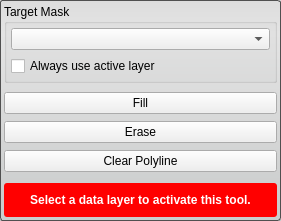
Qt form Interface/ToolInterface/PolylineToolInterface.ui (jessdtate/Seg3D) before a commit.
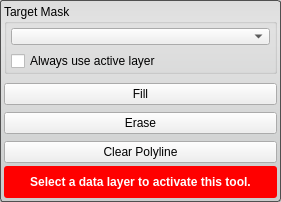
The same form after that commit. Custom widgets are drawn as their Qt base class.

Commit message: updates to the Cmake files to remove warnings on Externals updated the SingleTargetTool so that it can handle setting the validity properly for tools and filters that have more than one required combobox. updated all the tool and filter UI's

Patch:
```diff
--- a/Interface/ToolInterface/PolylineToolInterface.ui
+++ b/Interface/ToolInterface/PolylineToolInterface.ui
@@ -7,7 +7,7 @@
     <x>0</x>
     <y>0</y>
     <width>281</width>
-    <height>221</height>
+    <height>202</height>
    </rect>
   </property>
   <property name="sizePolicy">
@@ -47,6 +47,18 @@
    </property>
    <item>
     <widget class="QGroupBox" name="target_groupbox_">
+     <property name="minimumSize">
+      <size>
+       <width>0</width>
+       <height>70</height>
+      </size>
+     </property>
+     <property name="maximumSize">
+      <size>
+       <width>16777215</width>
+       <height>70</height>
+      </size>
+     </property>
      <property name="title">
       <string>Target Mask</string>
      </property>
@@ -145,6 +157,12 @@
        <height>32</height>
       </size>
      </property>
+     <property name="maximumSize">
+      <size>
+       <width>16777215</width>
+       <height>32</height>
+      </size>
+     </property>
      <property name="styleSheet">
       <string notr="true">QLabel#message_{
 	color: white;
```
The commit also changes 34 other files.
